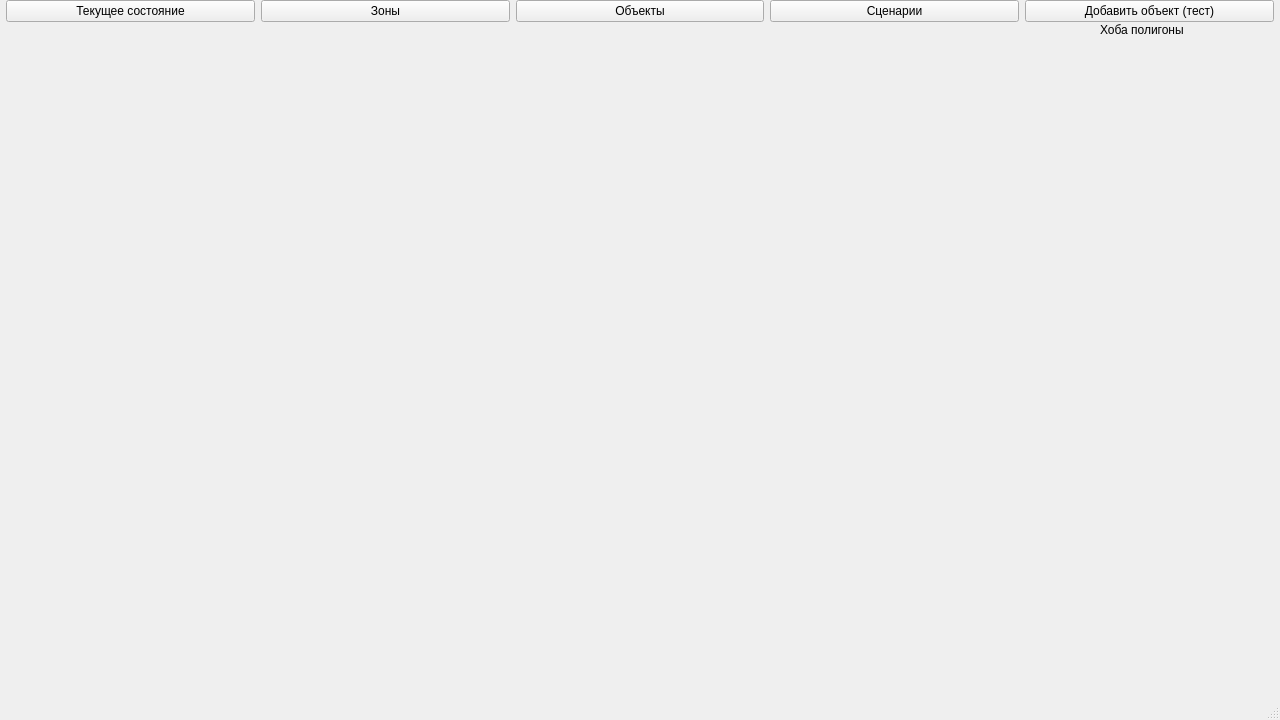
Above: src/mainwindow.ui from IlchenkoVasily/seye before the change. Below: the same form after it.
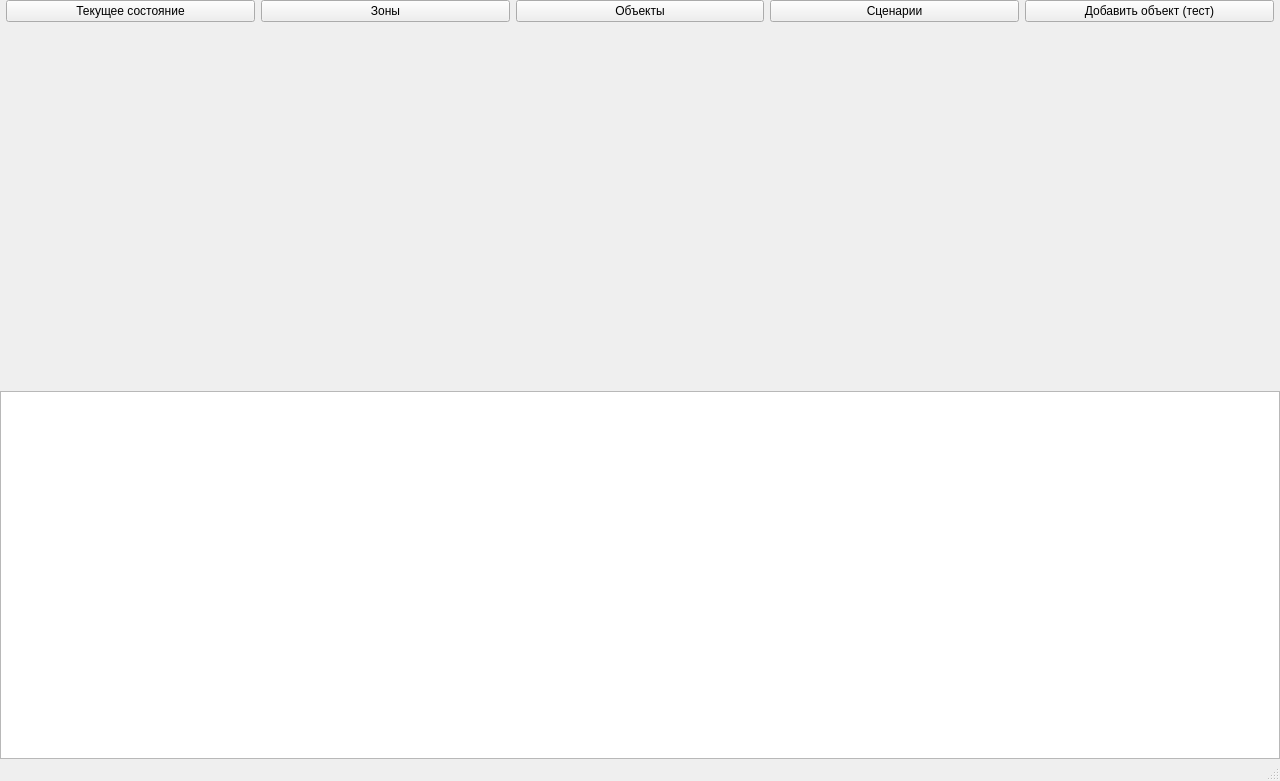
That is the form after the change.

```diff
--- a/src/mainwindow.ui
+++ b/src/mainwindow.ui
@@ -7,7 +7,7 @@
     <x>0</x>
     <y>0</y>
     <width>1280</width>
-    <height>720</height>
+    <height>781</height>
    </rect>
   </property>
   <property name="windowTitle">
@@ -143,41 +143,14 @@
          <property name="currentIndex">
           <number>0</number>
          </property>
-         <widget class="QWidget" name="page">
-          <widget class="QLabel" name="label_2">
-           <property name="geometry">
-            <rect>
-             <x>70</x>
-             <y>0</y>
-             <width>111</width>
-             <height>16</height>
-            </rect>
-           </property>
-           <property name="text">
-            <string>Хоба полигоны</string>
-           </property>
-          </widget>
-         </widget>
-         <widget class="QWidget" name="page_2">
-          <widget class="QLabel" name="label">
-           <property name="geometry">
-            <rect>
-             <x>90</x>
-             <y>10</y>
-             <width>101</width>
-             <height>16</height>
-            </rect>
-           </property>
-           <property name="text">
-            <string>Хоба объекты</string>
-           </property>
-          </widget>
-         </widget>
         </widget>
        </item>
       </layout>
      </widget>
     </item>
+    <item>
+     <widget class="QListWidget" name="WarnList"/>
+    </item>
    </layout>
   </widget>
   <widget class="QMenuBar" name="menubar">
```
Left out of the diff: 4 changed lines with no effect on the pictures.
